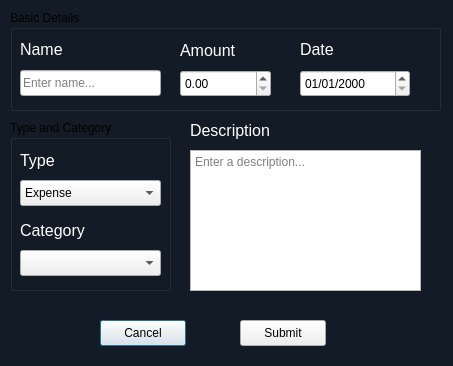
First picture: the form in ui/log_transaction_dialog.ui, repository codexagon/finwise, before the edit.
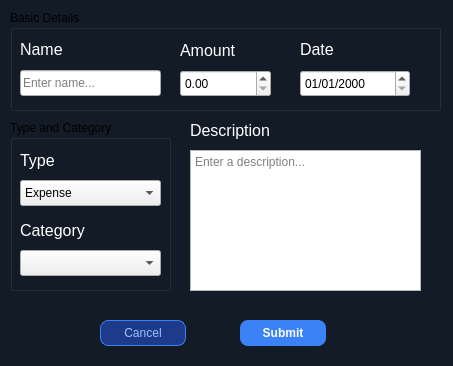
Second picture: the form after the edit.

Commit message: ui: update button styles

The edit to the form file:
```diff
--- a/ui/log_transaction_dialog.ui
+++ b/ui/log_transaction_dialog.ui
@@ -118,6 +118,21 @@
      <height>26</height>
     </rect>
    </property>
+   <property name="styleSheet">
+    <string notr="true">QPushButton {
+background-color: #1e3a8a;
+color: #93c5fd;
+border: 1px solid #3b82f6;
+border-radius: 8px;
+padding: 5px 10px;
+}
+
+QPushButton:hover {
+background-color: #1e40af;
+color: #ffffff;
+border-color: #60a5fa;
+}</string>
+   </property>
    <property name="text">
     <string>Cancel</string>
    </property>
@@ -144,6 +159,24 @@
      <height>26</height>
     </rect>
    </property>
+   <property name="styleSheet">
+    <string notr="true">QPushButton {
+background-color: #3b82f6;
+color: #ffffff;
+border: none;
+border-radius: 8px;
+padding: 5px 10px;
+font-weight: 600;
+}
+
+QPushButton:hover {
+background-color: #2563eb;
+}
+
+QPushButton:pressed {
+background-color: #1d4ed8;
+}</string>
+   </property>
    <property name="text">
     <string>Submit</string>
    </property>
```
The commit also changes 2 other files.
